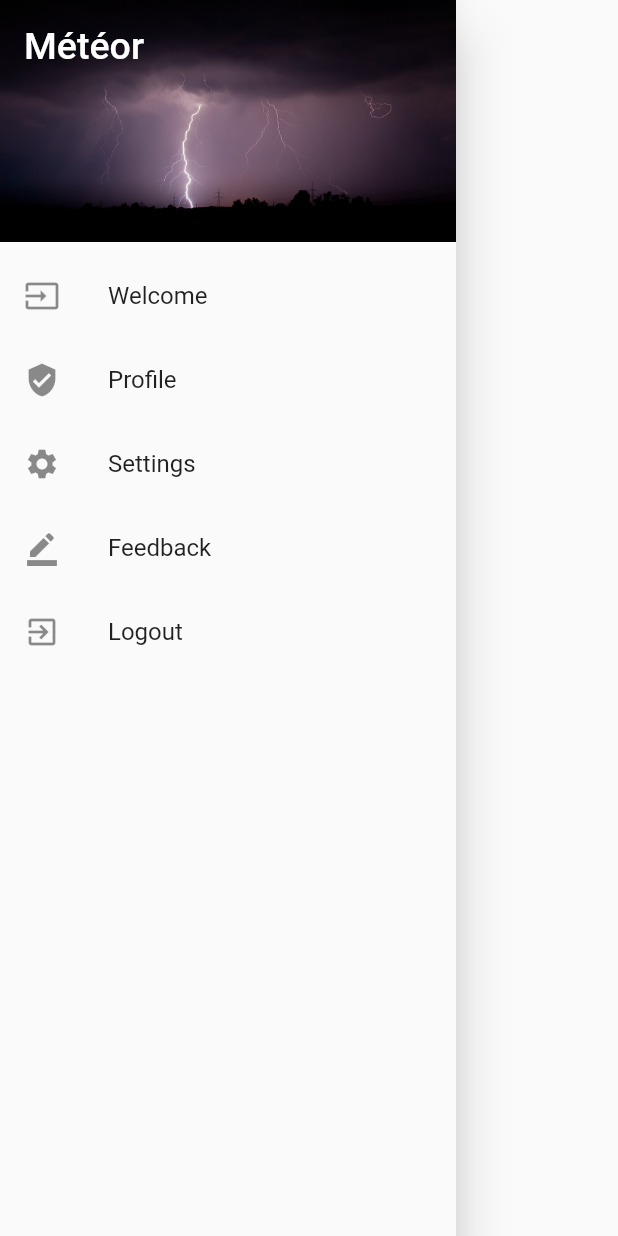
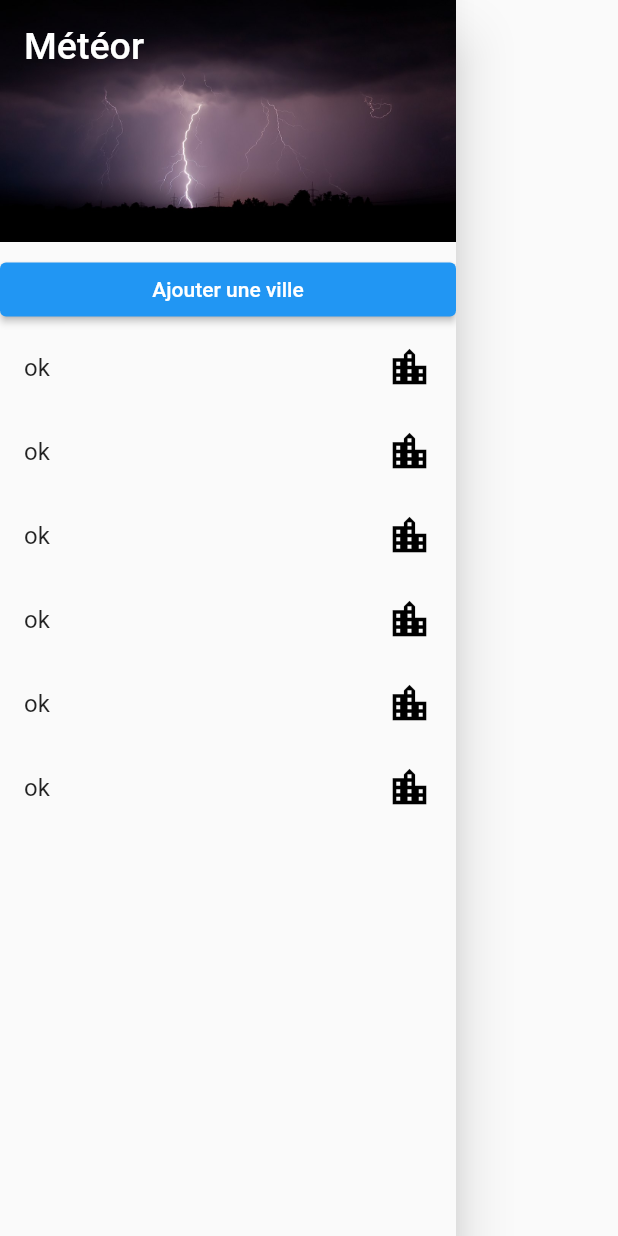
Before and after one commit to FrasKc/MeteoR-Flutter, a Flutter app: the NavDrawer widget shown alone on an empty page, opened directly, on a phone screen of 412 x 824 dp. Run offline on Flutter 3.47's test engine with Material 2 defaults, Android fonts, the phone set to English and light mode, and no system bars; our stand-ins replace google_fonts, shared_preferences; accounts and stored records are empty; network calls fail.

Commit message:
set city

```diff
--- a/lib/components/details_information.dart
+++ b/lib/components/details_information.dart
@@ -24,7 +24,7 @@ class _Details_InformationState extends State<Details_Information> {
           height: 70,
           child: ListView.builder(
             scrollDirection: Axis.horizontal,
-            itemCount: widget.meteoDetail.list!.length,
+            itemCount: 6,
             itemBuilder: (BuildContext context, int index) {
               return meteoCard(null, widget.meteoDetail.list![index]);
             },
--- a/lib/components/navDrawer.dart
+++ b/lib/components/navDrawer.dart
@@ -1,4 +1,6 @@
 import 'package:flutter/material.dart';
+import 'package:meteor/components/popUpWidget.dart';
+import 'package:meteor/services/sharedPreferences.dart';
 
 class NavDrawer extends StatelessWidget {
   @override
@@ -7,7 +9,7 @@ class NavDrawer extends StatelessWidget {
       child: ListView(
         padding: EdgeInsets.zero,
         children: <Widget>[
-          DrawerHeader(
+          const DrawerHeader(
             child: Text(
               'Météor',
               style: TextStyle(color: Colors.white, fontSize: 25),
@@ -18,31 +20,35 @@ class NavDrawer extends StatelessWidget {
                     fit: BoxFit.fill,
                     image: AssetImage('assets/images/orage.jpg'))),
           ),
-          ListTile(
-            leading: Icon(Icons.input),
-            title: Text('Welcome'),
-            onTap: () => {},
+          ElevatedButton(
+            onPressed: () {
+              showDialog(
+                context: context,
+                builder: (BuildContext context) => PopUpCustom(context),
+              );
+            },
+            child: Text("Ajouter une ville"),
           ),
-          ListTile(
-            leading: Icon(Icons.verified_user),
-            title: Text('Profile'),
-            onTap: () => {Navigator.of(context).pop()},
-          ),
-          ListTile(
-            leading: Icon(Icons.settings),
-            title: Text('Settings'),
-            onTap: () => {Navigator.of(context).pop()},
-          ),
-          ListTile(
-            leading: Icon(Icons.border_color),
-            title: Text('Feedback'),
-            onTap: () => {Navigator.of(context).pop()},
-          ),
-          ListTile(
-            leading: Icon(Icons.exit_to_app),
-            title: Text('Logout'),
-            onTap: () => {Navigator.of(context).pop()},
-          ),
+          Container(
+            height: MediaQuery.of(context).size.height,
+            child: ListView.builder(
+              itemCount: 6,
+              itemBuilder: (BuildContext context, int index) {
+                return ListTile(
+                  title: Text("ok"),
+                  trailing: Icon(
+                    Icons.location_city,
+                    color: Color.fromARGB(255, 0, 0, 0),
+                    size: 30.0,
+                  ),
+                  onTap: () async {
+                    await setCity("lyon")
+                        .then((value) => Navigator.pop(context));
+                  },
+                );
+              },
+            ),
+          )
         ],
       ),
     );
--- a/lib/models/meteo_forecast.dart
+++ b/lib/models/meteo_forecast.dart
@@ -62,7 +62,7 @@ class Main {
     temp = json['temp'];
     feelsLike = json['feels_like'].toDouble();
     tempMin = json['temp_min'];
-    tempMax = json['temp_max'];
+    tempMax = json['temp_max'].toDouble();
     pressure = json['pressure'];
     seaLevel = json['sea_level'];
     grndLevel = json['grnd_level'];
@@ -105,7 +105,7 @@ class Wind {
   Wind({this.speed, this.deg, this.gust});
 
   Wind.fromJson(Map<String, dynamic> json) {
-    speed = json['speed'];
+    speed = json['speed'].toDouble();
     deg = json['deg'];
     gust = json['gust'];
   }
--- a/lib/pages/home.dart
+++ b/lib/pages/home.dart
@@ -3,6 +3,7 @@ import 'package:meteor/components/generals_informatio.dart';
 import 'package:meteor/components/navDrawer.dart';
 import 'package:meteor/models/meteo_forecast.dart';
 import 'package:meteor/services/details_services.dart';
+import 'package:meteor/services/sharedPreferences.dart';
 
 import '../components/details_information.dart';
 import '../models/meteo.dart';
@@ -23,6 +24,7 @@ class _HomePageState extends State<HomePage> {
     super.initState();
   }
 
+  Future<String?> city = getCity();
   @override
   Widget build(BuildContext context) {
     return Scaffold(
--- a/pubspec.yaml
+++ b/pubspec.yaml
@@ -35,6 +35,7 @@ dependencies:
   cupertino_icons: ^1.0.2
   http: ^0.13.4
   google_fonts: ^3.0.1
+  shared_preferences: ^2.0.15
 
 dev_dependencies:
   flutter_test:
```
Also changed, not shown: lib/components/popUpWidget.dart (added, +28 -0 lines), lib/services/sharedPreferences.dart (added, +15 -0 lines), pubspec.lock, 2 other files.
